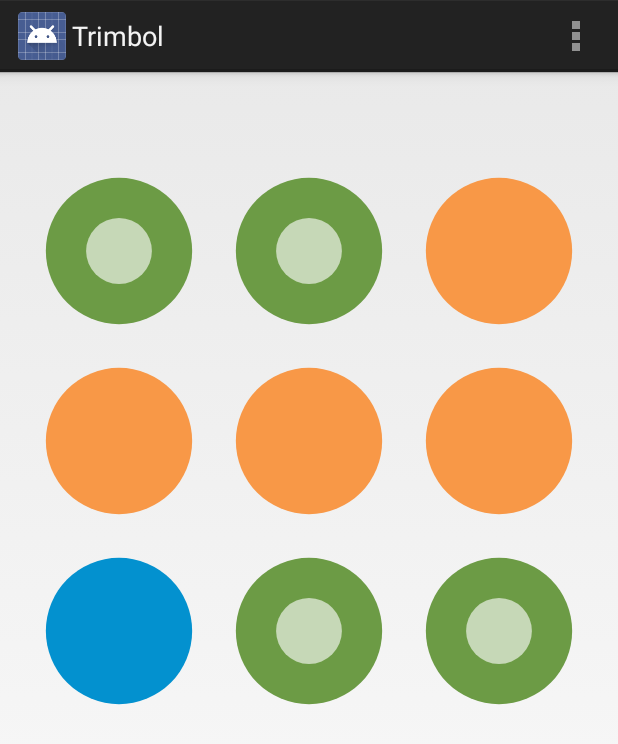
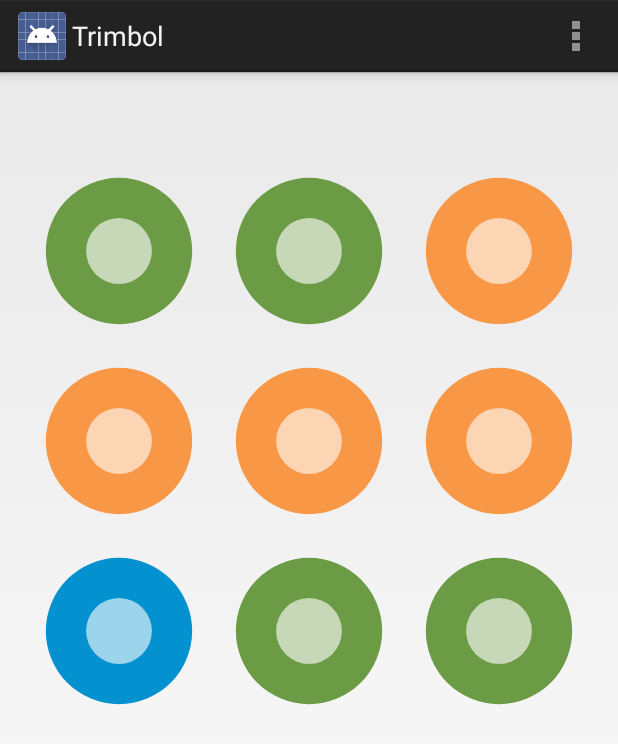
Before and after one commit to ajbtee/trimbol, an Android app: the screen it shows after launch (PuzzleActivity), on a phone screen of 412 x 824 dp. Shown: the top 744 px of the screen. Run offline under Robolectric (Android 15) with nearby library versions, the light colour scheme and no system bars.

Commit message:
game works, history load doesn't

```diff
--- a/app/src/main/java/com/detroitlabs/trimbol/activities/PuzzleActivity.java
+++ b/app/src/main/java/com/detroitlabs/trimbol/activities/PuzzleActivity.java
@@ -4,6 +4,7 @@ import android.app.Activity;
 import android.os.Bundle;
 import android.view.Menu;
 import android.view.MenuItem;
+import android.widget.Toast;
 
 import com.detroitlabs.trimbol.R;
 import com.detroitlabs.trimbol.objects.Grid;
@@ -12,7 +13,7 @@ import com.detroitlabs.trimbol.views.PuzzleViewGroup;
 import com.detroitlabs.trimbol.views.SymbolView;
 
 
-public class PuzzleActivity extends Activity {
+public class PuzzleActivity extends Activity implements Grid.RenderListener {
 
     Grid grid;
 
@@ -20,13 +21,29 @@ public class PuzzleActivity extends Activity {
     protected void onCreate(Bundle savedInstanceState) {
         super.onCreate(savedInstanceState);
         setContentView(R.layout.activity_puzzle);
-        grid = new Grid();
+        newPuzzle();
+    }
+
+    private void newPuzzle() {
+        grid = new Grid(this);
         GridHandler.initiatePuzzle(grid);
+        renderPuzzle(grid);
+    }
+
+    @Override
+    public void onVictory() {
+        newPuzzle();
+    }
+
+    @Override
+    public void reRender() {
+        Toast.makeText(this, "RERENDER", Toast.LENGTH_SHORT).show();
         renderPuzzle(grid);
     }
 
     private void renderPuzzle(Grid grid) {
         PuzzleViewGroup gameBoard = (PuzzleViewGroup) findViewById(R.id.gameboard);
+        gameBoard.removeAllViews();
 
         for (int row = 0; row < grid.getGridY(); row++){
             for (int column = 0; column < grid.getGridX(); column++){
--- a/app/src/main/java/com/detroitlabs/trimbol/objects/Grid.java
+++ b/app/src/main/java/com/detroitlabs/trimbol/objects/Grid.java
@@ -4,6 +4,18 @@ package com.detroitlabs.trimbol.objects;
  * Created by andrewjb on 11/8/14.
  */
 public class Grid{
+
+    public interface RenderListener {
+        public void onVictory();
+        public void reRender();
+    }
+
+    public final static int UP = 1;
+    public final static int RIGHT = 2;
+    public final static int DOWN = 3;
+    public final static int LEFT = 4;
+
+    private RenderListener renderListener;
 
     // grid size
     final int gridX = 3;
@@ -14,13 +26,38 @@ public class Grid{
     //  │ Constructor                              │
     //  └──────────────────────────────────────────┘
 
+    public Grid(RenderListener renderListener) {
+        this.renderListener = renderListener;
+        for (int x = 0; x < gridX; x++){
+            for (int y = 0; y < gridY; y++){
+                Symbol symbol = new Symbol(Symbol.NIL, Symbol.State.EXIST, y, x);
+                grid[y][x] = symbol;
+            }
+        }
+    }
+
     public Grid() {
         for (int x = 0; x < gridX; x++){
             for (int y = 0; y < gridY; y++){
-                Symbol symbol = new Symbol(Symbol.NIL,Symbol.STATE_BORN, y, x);
+                Symbol symbol = new Symbol(Symbol.NIL, Symbol.State.EXIST, y, x);
                 grid[y][x] = symbol;
             }
         }
+    }
+
+    public void checkVictory() {
+        //Check if empty
+        int uno = 0;
+        for (int x = 0; x < getGridX(); x++){
+            for (int y = 0; y < getGridY(); y++)
+                if (grid[y][x].getType() != Symbol.NIL) uno++;
+        }
+        if (uno == 1 && renderListener != null)
+            renderListener.onVictory();
+    }
+
+    public void loadHistory() {
+        renderListener.reRender();
     }
 
     //  ┌──────────────────────────────────────────┐
@@ -39,7 +76,11 @@ public class Grid{
         return grid[y][x];
     }
 
-    public void setSymbolState(int y, int x, int state) {
+    public void setSymbolType(int y, int x, int type) {
+        grid[y][x].type = type;
+    }
+
+    public void setSymbolState(int y, int x, Symbol.State state) {
         grid[y][x].state = state;
     }
 
--- a/app/src/main/java/com/detroitlabs/trimbol/objects/Symbol.java
+++ b/app/src/main/java/com/detroitlabs/trimbol/objects/Symbol.java
@@ -10,27 +10,41 @@ public class Symbol{
     public final static int ROC = 1;
     public final static int PAP = 2;
     public final static int SCI = 3;
-    public final static int STATE_GONE = 0;
-    public final static int STATE_BORN = 1;
-    public final static int STATE_SELECTED = 2;
 
+    public static enum State {
+        GONE,
+        EXIST,
+        SELECT,
+        CONVERT,
+        HISTORY
+
+    }
+
+    State state;
     int type;
-    int state;
     int posX;
     int posY;
 
-    public Symbol(int symbol, int state, int posY, int posX) {
+    public Symbol(int symbol, State state, int posY, int posX) {
         this.type = symbol;
         this.state = state;
         this.posX = posX;
         this.posY = posY;
     }
 
+    public int getX(){
+        return posX;
+    }
+
+    public int getY(){
+        return posY;
+    }
+
     public int getType() {
         return type;
     }
 
-    public int getState() {
+    public State getState() {
         return state;
     }
 }
--- a/app/src/main/java/com/detroitlabs/trimbol/utils/GridHandler.java
+++ b/app/src/main/java/com/detroitlabs/trimbol/utils/GridHandler.java
@@ -19,10 +19,8 @@ public class GridHandler {
         int cursorY = (int) Math.floor(Math.random() * grid.getGridY());
         int randomType = (int) Math.ceil(Math.random() * 3);
 
-        Symbol symbol = new Symbol (randomType, Symbol.STATE_BORN, cursorY, cursorX);
+        Symbol symbol = new Symbol (randomType, Symbol.State.EXIST, cursorY, cursorX);
         grid.grid[cursorY][cursorX] = symbol;
-
-        printGrid(grid);
 
         while (!gridFull) {
             // Check if grid is full
@@ -126,19 +124,18 @@ public class GridHandler {
     private static void placeSymbol(Grid grid, int cursorY, int cursorX, int symbol) {
         switch (symbol) {
             case Symbol.ROC:
-                grid.grid[cursorY][cursorX] = new Symbol(Symbol.ROC, Symbol.STATE_BORN, cursorY, cursorX);
+                grid.grid[cursorY][cursorX] = new Symbol(Symbol.ROC, Symbol.State.EXIST, cursorY, cursorX);
                 break;
             case Symbol.PAP:
-                grid.grid[cursorY][cursorX] = new Symbol(Symbol.PAP, Symbol.STATE_BORN, cursorY, cursorX);
+                grid.grid[cursorY][cursorX] = new Symbol(Symbol.PAP, Symbol.State.EXIST, cursorY, cursorX);
                 break;
             case Symbol.SCI:
-                grid.grid[cursorY][cursorX] = new Symbol(Symbol.SCI, Symbol.STATE_BORN, cursorY, cursorX);
+                grid.grid[cursorY][cursorX] = new Symbol(Symbol.SCI, Symbol.State.EXIST, cursorY, cursorX);
                 break;
             case Symbol.NIL:
-                grid.grid[cursorY][cursorX] = new Symbol(Symbol.NIL, Symbol.STATE_BORN, cursorY, cursorX);
+                grid.grid[cursorY][cursorX] = new Symbol(Symbol.NIL, Symbol.State.EXIST, cursorY, cursorX);
                 break;
         }
-
     }
 
     //  ┌─────────────────────────────────────────────────────┐
--- a/app/src/main/java/com/detroitlabs/trimbol/views/PuzzleViewGroup.java
+++ b/app/src/main/java/com/detroitlabs/trimbol/views/PuzzleViewGroup.java
@@ -35,6 +35,7 @@ public class PuzzleViewGroup extends ViewGroup {
         DisplayMetrics display = getContext().getResources().getDisplayMetrics();
         setClipToPadding(false);
         setClipChildren(false);
+
         screenWidth = display.widthPixels;
         screenHeight = display.heightPixels;
     }
--- a/app/src/main/java/com/detroitlabs/trimbol/views/SymbolView.java
+++ b/app/src/main/java/com/detroitlabs/trimbol/views/SymbolView.java
@@ -8,7 +8,6 @@ import android.util.AttributeSet;
 import android.view.MotionEvent;
 import android.view.View;
 import android.view.animation.DecelerateInterpolator;
-import android.widget.Toast;
 
 import com.detroitlabs.trimbol.objects.Grid;
 import com.detroitlabs.trimbol.objects.Symbol;
@@ -18,20 +17,22 @@ import com.detroitlabs.trimbol.objects.Symbol;
  */
 public class SymbolView extends View {
 
-    private final int MIN_DISTANCE = 26;
+    private final int MIN_DISTANCE = 30;
     private float x1, y1, distanceX, distanceY;
     private int y, x;
 
+    private Context context;
     private Grid grid;
     private Symbol symbol;
-    private Context context;
-    private float screenWidth = getContext().getResources().getDisplayMetrics().widthPixels;
+    private Grid historyGrid = new Grid();
 
-    private Paint paintCircle;
     private Paint paintSelected;
-    private Paint paintRoc;
-    private Paint paintPap;
-    private Paint paintSci;
+    private Paint paintRocIcon;
+    private Paint paintRocCircle;
+    private Paint paintPapIcon;
+    private Paint paintPapCircle;
+    private Paint paintSciIcon;
+    private Paint paintSciCircle;
 
     public SymbolView(Context context, Grid grid, int row, int column) {
         super(context);
@@ -54,13 +55,25 @@ public class SymbolView extends View {
         float halfWidth = getWidth()/2;
         float halfHeight = getHeight()/2;
         float radius = (halfWidth <= halfHeight ? halfWidth : halfHeight) * 0.77f;
-        canvas.drawCircle(halfWidth, halfHeight, radius, paintCircle);
 
-        if (grid.getSymbol(y, x).getType() == Symbol.ROC)
-            canvas.drawCircle(halfWidth, halfHeight, radius * 0.45f, paintRoc);
+        if (symbol.getState() != Symbol.State.GONE) {
+            if (grid.getSymbol(y, x).getType() == Symbol.ROC) {
+                canvas.drawCircle(halfWidth, halfHeight, radius, paintRocCircle);
+                canvas.drawCircle(halfWidth, halfHeight, radius * 0.45f, paintRocIcon);
+            }
+            if (grid.getSymbol(y, x).getType() == Symbol.PAP) {
+                canvas.drawCircle(halfWidth, halfHeight, radius, paintPapCircle);
+                canvas.drawCircle(halfWidth, halfHeight, radius * 0.45f, paintPapIcon);
+            }
+            if (grid.getSymbol(y, x).getType() == Symbol.SCI) {
+                canvas.drawCircle(halfWidth, halfHeight, radius, paintSciCircle);
+                canvas.drawCircle(halfWidth, halfHeight, radius * 0.45f, paintSciIcon);
+            }
+            if (grid.getSymbol(y, x).getState() == Symbol.State.SELECT)
+                canvas.drawCircle(halfWidth, halfHeight, radius, paintSelected);
+        }
 
-        if (grid.getSymbol(y, x).getState() == Symbol.STATE_SELECTED)
-            canvas.drawCircle(halfWidth, halfHeight, radius, paintSelected);
+        invalidate();
     }
 
     @Override
@@ -69,35 +82,48 @@ public class SymbolView extends View {
         switch(event.getAction())
         {
             case MotionEvent.ACTION_DOWN:
-                grid.setSymbolState(y, x, Symbol.STATE_SELECTED);
+                if (symbol.getState() != Symbol.State.GONE) {
+                    grid.setSymbolState(y, x, Symbol.State.SELECT);
                     y1 = event.getY();
                     x1 = event.getX();
+                }
                 break;
 
             case MotionEvent.ACTION_MOVE:
                 distanceX = x1 - event.getX();
                 distanceY = y1 - event.getY();
 
-                // Moving down if it's not NIL
-                if (getTranslationY() > MIN_DISTANCE && grid.getSymbol(y, x).getState() != Symbol.STATE_GONE) {
-                    grid.setSymbolState(y, x, Symbol.STATE_GONE);
-                    Toast.makeText(context, "DOWN", Toast.LENGTH_SHORT).show();}
-                if (getTranslationY() < -MIN_DISTANCE && grid.getSymbol(y, x).getState() != Symbol.STATE_GONE) {
-                    grid.setSymbolState(y, x, Symbol.STATE_GONE);
-                    Toast.makeText(context, "UP", Toast.LENGTH_SHORT).show();}
-                if (getTranslationX() > MIN_DISTANCE && grid.getSymbol(y, x).getState() != Symbol.STATE_GONE) {
-                    grid.setSymbolState(y, x, Symbol.STATE_GONE);
-                    Toast.makeText(context, "RIGHT", Toast.LENGTH_SHORT).show();}
-                if (getTranslationX() < -MIN_DISTANCE && grid.getSymbol(y, x).getState() != Symbol.STATE_GONE) {
-                    grid.setSymbolState(y, x, Symbol.STATE_GONE);
-                    Toast.makeText(context, "LEFT", Toast.LENGTH_SHORT).show();}
-
                 setTranslationX(scaleDistance(distanceX));
                 setTranslationY(scaleDistance(distanceY));
+                if (getTranslationY() > MIN_DISTANCE && grid.getSymbol(y, x).getState() != Symbol.State.GONE) {
+                    slideSymbol(Grid.DOWN);}
+                if (getTranslationY() < -MIN_DISTANCE && grid.getSymbol(y, x).getState() != Symbol.State.GONE) {
+                    slideSymbol(Grid.UP);}
+                if (getTranslationX() > MIN_DISTANCE && grid.getSymbol(y, x).getState() != Symbol.State.GONE) {
+                    slideSymbol(Grid.RIGHT);}
+                if (getTranslationX() < -MIN_DISTANCE && grid.getSymbol(y, x).getState() != Symbol.State.GONE) {
+                    slideSymbol(Grid.LEFT);}
                 break;
 
             case MotionEvent.ACTION_UP:
-                grid.setSymbolState(y, x, Symbol.STATE_BORN);
+                if (symbol.getState() == Symbol.State.GONE) {
+                    grid = historyGrid;
+                    grid.loadHistory();
+                }
+                if (symbol.getState() != Symbol.State.GONE) {
+                    grid.setSymbolState(y, x, Symbol.State.EXIST);
+                }
+                ValueAnimator animator = snapBack();
+
+                animator.setDuration(200);
+                animator.setInterpolator(new DecelerateInterpolator());
+                animator.start();
+                break;
+        }
+        return true;
+    }
+
+    private ValueAnimator snapBack() {
         ValueAnimator animator = ValueAnimator.ofFloat(1,0f);
         animator.addUpdateListener(new ValueAnimator.AnimatorUpdateListener() {
             @Override
@@ -109,40 +135,88 @@ public class SymbolView extends View {
                 setTranslationY(scaleDistance(distanceY));
             }
         });
+        return animator;
+    }
 
-                animator.setDuration(200);
-                animator.setInterpolator(new DecelerateInterpolator());
-                animator.start();
-                break;
+    private void slideSymbol(int direction) {
+        if (symbol.getState() != Symbol.State.GONE) {
+            if (symbol.getY()-1 != -1 && direction == Grid.UP)
+                counterReplace(-1, 0);
+            if (symbol.getY()+1 != grid.getGridY() && direction == Grid.DOWN)
+                counterReplace(1, 0);
+            if (symbol.getX()-1 != -1 && direction == Grid.LEFT)
+                counterReplace(0, -1);
+            if (symbol.getX()+1 != grid.getGridX() && direction == Grid.RIGHT)
+                counterReplace(0, 1);
         }
-        return true;
+    }
+
+    private void counterReplace(int checkY, int checkX) {
+        historyGrid = grid;
+        if (symbol.getType() == Symbol.ROC && grid.getSymbol(symbol.getY() + checkY, symbol.getX() + checkX).getType() == Symbol.SCI){
+            grid.setSymbolType(symbol.getY() + checkY, symbol.getX() + checkX, Symbol.ROC);
+            grid.setSymbolType(y, x, Symbol.NIL);
+            grid.setSymbolState(y, x, Symbol.State.GONE);
+        }
+        if (symbol.getType() == Symbol.PAP && grid.getSymbol(symbol.getY() + checkY, symbol.getX() + checkX).getType() == Symbol.ROC){
+            grid.setSymbolType(symbol.getY() + checkY, symbol.getX() + checkX, Symbol.PAP);
+            grid.setSymbolType(y, x, Symbol.NIL);
+            grid.setSymbolState(y, x, Symbol.State.GONE);
+        }
+        if (symbol.getType() == Symbol.SCI && grid.getSymbol(symbol.getY() + checkY, symbol.getX() + checkX).getType() == Symbol.PAP){
+            grid.setSymbolType(symbol.getY() + checkY, symbol.getX() + checkX, Symbol.SCI);
+            grid.setSymbolType(y, x, Symbol.NIL);
+            grid.setSymbolState(y, x, Symbol.State.GONE);
+        }
+        grid.checkVictory();
     }
 
     private void init(Grid grid, int y, int x, Context context) {
         this.y = y;
         this.x = x;
         this.grid = grid;
+        this.historyGrid = new Grid();
         this.symbol = grid.getSymbol(y, x);
         this.context = context;
         makePaints(y, x);
     }
 
     private void makePaints(int y, int x) {
-        // paintCircle
-        paintCircle = new Paint();
-        switch (this.grid.getSymbol(y,x).getType()){
-            case Symbol.ROC:
-                paintCircle.setARGB(255, 108, 155, 69);
-                break;
-            case Symbol.PAP:
-                paintCircle.setARGB(255, 3, 145, 207);
-                break;
-            case Symbol.SCI:
-                paintCircle.setARGB(255, 248, 152, 71);
-                break;
-        }
-        paintCircle.setAntiAlias(true);
-        paintCircle.setStyle(Paint.Style.FILL);
+        // paintRocCircle
+        paintRocCircle = new Paint();
+        paintRocCircle.setARGB(255, 108, 155, 69);
+        paintRocCircle.setAntiAlias(true);
+        paintRocCircle.setStyle(Paint.Style.FILL);
+
+        // paintPapCircle
+        paintPapCircle = new Paint();
+        paintPapCircle.setARGB(255, 3, 145, 207);
+        paintPapCircle.setAntiAlias(true);
+        paintPapCircle.setStyle(Paint.Style.FILL);
+
+        // paintSciCircle
+        paintSciCircle = new Paint();
+        paintSciCircle.setARGB(255, 248, 152, 71);
+        paintSciCircle.setAntiAlias(true);
+        paintSciCircle.setStyle(Paint.Style.FILL);
+
+        // paintRocIcon
+        paintRocIcon = new Paint();
+        paintRocIcon.setARGB(255, 198, 216, 183);
+        paintRocIcon.setAntiAlias(true);
+        paintRocIcon.setStyle(Paint.Style.FILL);
+
+        // paintPapIcon
+        paintPapIcon = new Paint();
+        paintPapIcon.setARGB(255, 156, 212, 236);
+        paintPapIcon.setAntiAlias(true);
+        paintPapIcon.setStyle(Paint.Style.FILL);
+
+        // paintSciIcon
+        paintSciIcon = new Paint();
+        paintSciIcon.setARGB(255, 252, 213, 180);
+        paintSciIcon.setAntiAlias(true);
+        paintSciIcon.setStyle(Paint.Style.FILL);
 
         // paintSelected
         paintSelected = new Paint();
@@ -150,12 +224,6 @@ public class SymbolView extends View {
         paintSelected.setStrokeWidth(6);
         paintSelected.setAntiAlias(true);
         paintSelected.setStyle(Paint.Style.STROKE);
-
-        // paintRoc
-        paintRoc = new Paint();
-        paintRoc.setARGB(255, 198, 216, 183);
-        paintRoc.setAntiAlias(true);
-        paintRoc.setStyle(Paint.Style.FILL);
     }
 
     private float scaleDistance(float distance) {
```
Also changed, not shown: app/src/main/java/com/detroitlabs/trimbol/utils/PaintHandler.java (added, +8 -0 lines). Lines whose indentation alone changed are shown as unchanged.
